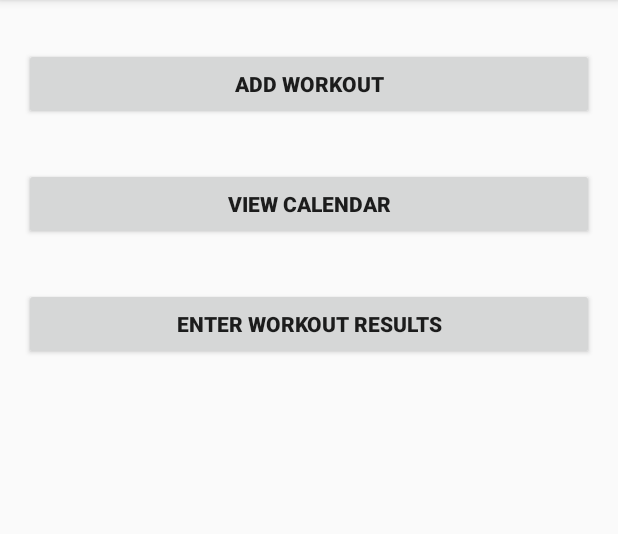
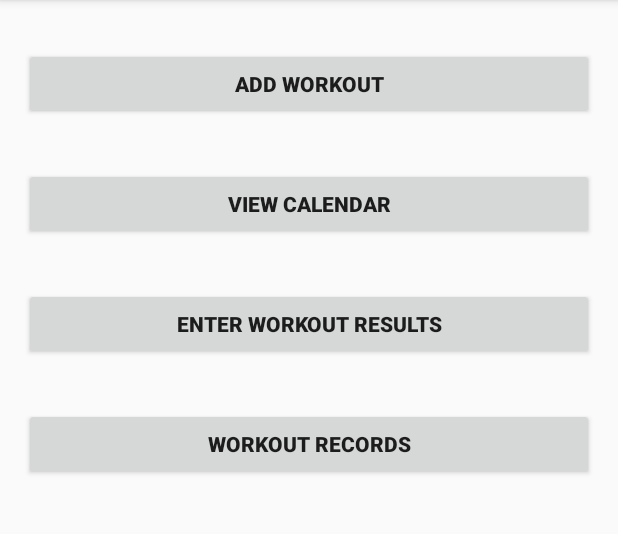
Before and after one commit to sgoldberg1123/HealMePhoney, an Android app: the UserProfile screen opened directly, with no data from a screen before it, on a phone screen of 412 x 824 dp, the part 84-618 px from its top. Run offline under Robolectric (Android 15) with nearby library versions, the phone set to English and light mode, and no system bars.

Commit message:
Added a page for workout records
Added a page with a spinner/dropdown for workout records. Page is useless now without end points.

```diff
--- a/app/src/main/java/uwstout/healmebaby/UserProfile.java
+++ b/app/src/main/java/uwstout/healmebaby/UserProfile.java
@@ -29,4 +29,8 @@ public class UserProfile extends AppCompatActivity {
         Intent results_Intent = new Intent(this, EnterWorkoutResults.class);
         startActivity(results_Intent);
     }
+    public void workout_Records(View view) {
+        Intent results_Intent = new Intent(this, WorkoutRecords.class);
+        startActivity(results_Intent);
+    }
 }
--- a/app/src/main/res/layout/activity_user_profile.xml
+++ b/app/src/main/res/layout/activity_user_profile.xml
@@ -38,6 +38,14 @@
             android:onClick="add_Results"
             android:text="@string/user_enter_workout"
             android:textStyle="bold" />
+        <Button
+            android:id="@+id/workout_Records"
+            android:layout_width="match_parent"
+            android:layout_height="wrap_content"
+            android:layout_marginTop="32dp"
+            android:onClick="workout_Records"
+            android:text="Workout Records"
+            android:textStyle="bold" />
     </LinearLayout>
 
 
```
Also changed, not shown: app/src/main/java/uwstout/healmebaby/WorkoutRecords.java (added, +20 -0 lines), app/src/main/res/layout/activity_workout_records.xml (added, +31 -0 lines).
